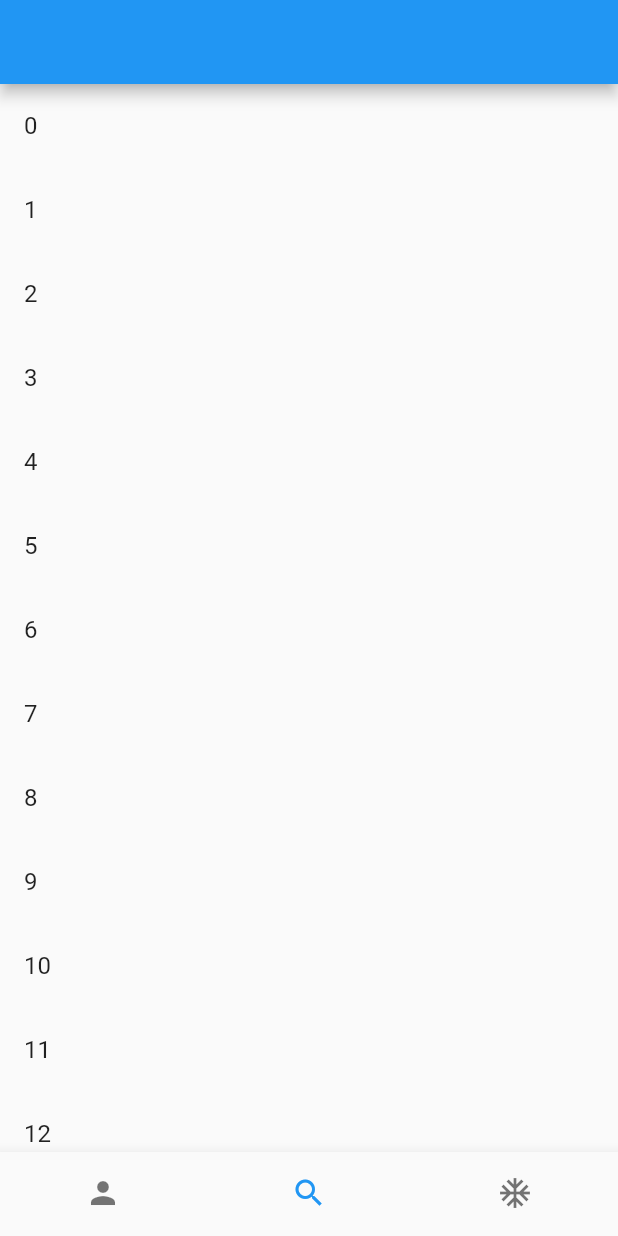
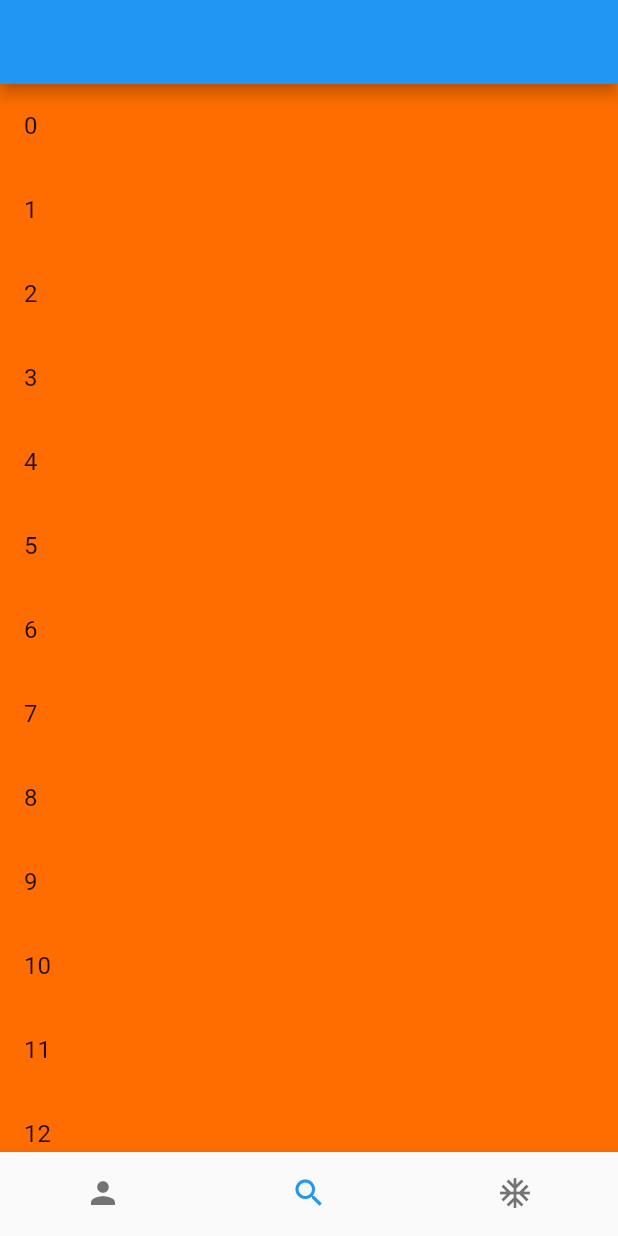
Before and after one commit to saanghyuk/flutter-nodejs-study, a Flutter app: the screen it shows after launch, swiped to page 2, on a phone screen of 412 x 824 dp. Run offline on Flutter 3.47's test engine with Material 2 defaults, Android fonts, the phone set to English and light mode, and no system bars.

Commit message:
after review

```diff
--- a/lib/widgetTest/testPage.dart
+++ b/lib/widgetTest/testPage.dart
@@ -1,7 +1,6 @@
 import 'package:flutter/material.dart';
+import 'package:flutterstudy/providers/infoProvider.dart';
 import 'package:provider/provider.dart';
-
-import '../providers/infoProvider.dart';
 
 
 class TestWrapPage extends StatelessWidget {
@@ -9,9 +8,6 @@ class TestWrapPage extends StatelessWidget {
 
   @override
   Widget build(BuildContext context) {
-    // 불러와서 넘겨줬으니깐, 모든 곳에서 nullable하지 않게 다 쓸 수 있다.
-    // 여기서는 null이 안되지.
-    // provider안에 있는 state는 nullable하지만, provider는 null이 아니지.
     InfoProvider infoProvider = context.watch<InfoProvider>();
     return TestPage(provider: infoProvider);
   }
@@ -19,9 +15,6 @@ class TestWrapPage extends StatelessWidget {
 
 
 class TestPage extends StatefulWidget {
-
-  InfoProvider? _provider;
-
   final InfoProvider provider;
   TestPage({Key? key, required this.provider}) : super(key: key);
 
@@ -30,96 +23,68 @@ class TestPage extends StatefulWidget {
 }
 
 class _TestPageState extends State<TestPage> {
-  PageController pageController = PageController();
+  final PageController pageController = PageController();
   final ScrollController _view1Controller = ScrollController();
+  int index = 0;
+
+  InfoProvider? _provider;
 
   void events(){
-    // mounted가 false면 아래를 호출하지 마.
-    // mounted가 true이면 이제는 다 완성 된것. 이제부터는 controller에 들어있는 값을 활성화 해도 된다.
     if(!this.mounted) return;
-    print("EVENT");
-    // 여기서 max랑 현재랑 차이가 일정 이하면 API를 받아주고, 로딩창 띄워놓고 간다.
+    print("event listner");
     print(this._view1Controller.position.pixels);
   }
-
   @override
   void initState() {
-    print("InitState________");
-    // this.widget.provider;
-    this._view1Controller.addListener(this.events);
-
-    // 여기에 넣는 콜백이, PageTest위젯을 다 그리고 난 다음에 호출될 콜백
-    WidgetsBinding.instance.addPostFrameCallback((timeStamp) {
-      print("addPostFrameCallback");
-    });
-
-    // super.initState를 extends를 그대로 쓸껀데, 우리가 그 전에 내용을 추가하는 것.
+    print("INIT STATE");
+    this._view1Controller.addListener(events);
+    // this._view1Controller.removeListener(events);
+    // TODO: implement initState
     super.initState();
   }
-
 
   @override
   void dispose() {
     // TODO: implement dispose
     this.pageController.dispose();
-    this._view1Controller.dispose();
-    this._view1Controller.removeListener(this.events);
     super.dispose();
   }
 
 
-
-
   @override
-  void didChangeDependencies(){
-    print("didChangeDependencies");
-    // didChangeDependencies 클래스의 생성자 실행하고, initState실행되고, 그 다음 didChangeDependencies가 실행되고, 그 다음
-    // build함수가 호출된다.
-    // 그리고 TestPage자체를 setState했을 때, initState는 동작하지 않고,didChangeDependencies 다시 호출하고,
-    // build 다시 호출한다.
-
-
-    // this._provider = context.watch<InfoProvider>();
+  void didChangeDependencies() {
+    // TODO: implement didChangeDependencies
+    this._provider = context.watch<InfoProvider>();
     super.didChangeDependencies();
   }
 
-  int index = 0;
-
   @override
   Widget build(BuildContext context) {
-    print("build");
     return Scaffold(
       appBar: AppBar(),
       bottomNavigationBar: BottomNavigationBar(
         currentIndex: this.index,
         onTap: (int index){
-
-          // this._view1Controller.addListener(() {
-          //   print("EVENT");
-          // });
-
           if(this.index == index){
-            if(this._view1Controller.position.pixels  == 0.0){
+            if(this._view1Controller.position.pixels == 0.0){
               return;
             }
             this._view1Controller.animateTo(
-              // 최상단은 0, 끝이 어느정도의 offset인지는 폰마다 다르다.
-              // 특정 부분 가고 싶으면 positioned 사용해서 계산해야 한다.
-                0, duration: Duration(milliseconds: 200), curve: Curves.linear);
-            return;
+                0,
+                duration: Duration(milliseconds: 500),
+                curve: Curves.linear);
           }
-          print(index);
+          // 특정 아이콘 누르면,
           setState(() => this.index = index);
-          // animateToPage는 pageView내부 build setstate
-          pageController.animateToPage(
+          this.pageController.animateToPage(
               index,
-            duration: Duration(milliseconds: 500),
-            curve: Curves.linear,
-          );
+              duration: Duration(milliseconds: 200),
+              curve: Curves.linear);
+
 
         },
+        showSelectedLabels: false,
         showUnselectedLabels: false,
-        showSelectedLabels: false,
         items: [
           BottomNavigationBarItem(
               label: "",
@@ -132,7 +97,7 @@ class _TestPageState extends State<TestPage> {
           BottomNavigationBarItem(
               label: "",
               icon: Icon(Icons.ac_unit)
-          ),
+          )
         ],
       ),
       body: PageView(
@@ -142,14 +107,16 @@ class _TestPageState extends State<TestPage> {
         },
         controller: this.pageController,
         children: [
-          View1(controller: _view1Controller),
+          View1(controller: this._view1Controller),
           Container(
+              color: Colors.orangeAccent.shade700,
               child: ListView.builder(
-                itemBuilder: (_, int index) {
-                  return ListTile(title: Text(index.toString())
+                  itemBuilder: (BuildContext context, int index){
+                    return ListTile(
+                        title : Text(index.toString())
                     );
                   }
-            )
+              ),
           ),
           Container(color: Colors.yellow),
         ],
@@ -157,8 +124,6 @@ class _TestPageState extends State<TestPage> {
     );
   }
 }
-
-
 
 class View1 extends StatefulWidget {
   final ScrollController controller;
@@ -169,38 +134,23 @@ class View1 extends StatefulWidget {
 }
 
 class _View1State extends State<View1> with AutomaticKeepAliveClientMixin {
-  InfoProvider? infoProvider;
-
-  @override
-  void didChangeDependencies() {
-    // TODO: implement didChangeDependencies
-    this.infoProvider = context.watch<InfoProvider>();
-    super.didChangeDependencies();
-  }
 
   @override
   Widget build(BuildContext context) {
     return Container(
-        child: Column(
-          children: [
-            Expanded(child: Center(
-                child: Text(this.infoProvider?.state.toString() ?? "null"))),
-            Expanded(
+        color: Colors.white54,
         child: GridView.builder(
             controller: this.widget.controller,
             gridDelegate: SliverGridDelegateWithFixedCrossAxisCount(
-                      crossAxisCount: 2
-                  ),
+                crossAxisCount: 2),
             itemBuilder: (BuildContext context, int index){
               return Center(
                   child: Text(
-                            index.toString()
+                    index.toString(),
+                    style: TextStyle(fontSize: 20, fontWeight: FontWeight.w800),
                   )
               );
             }
-              ),
-            ),
-          ],
         )
     );
   }
```
Also changed, not shown: 1 other file. Lines whose indentation alone changed are shown as unchanged.
